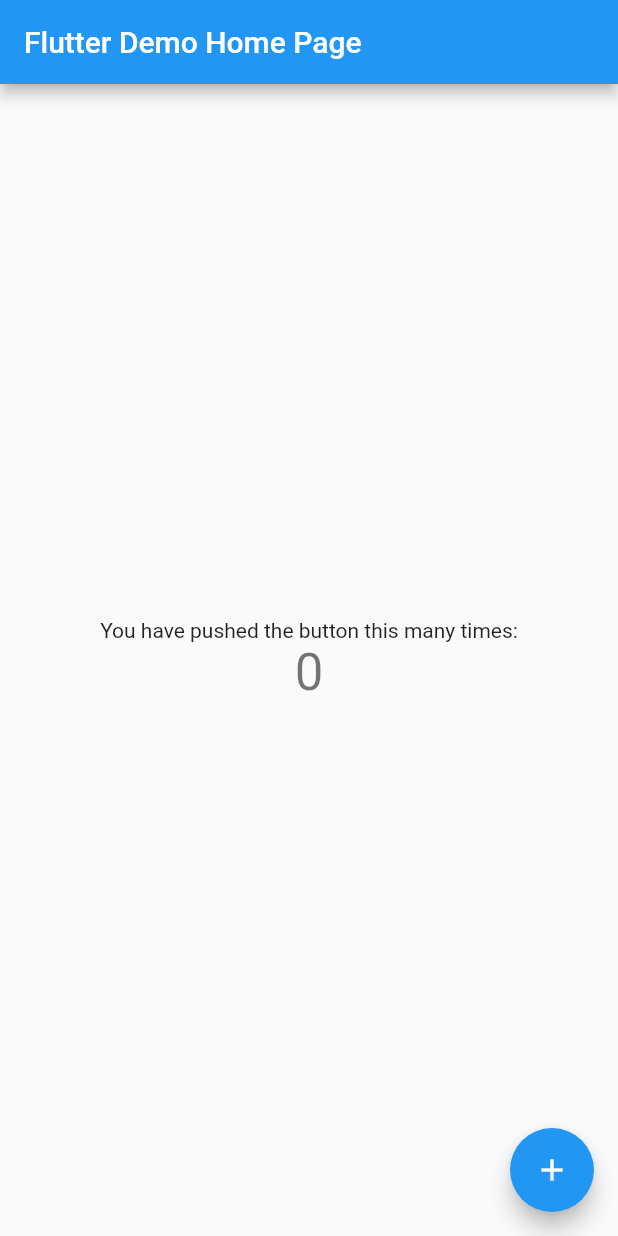
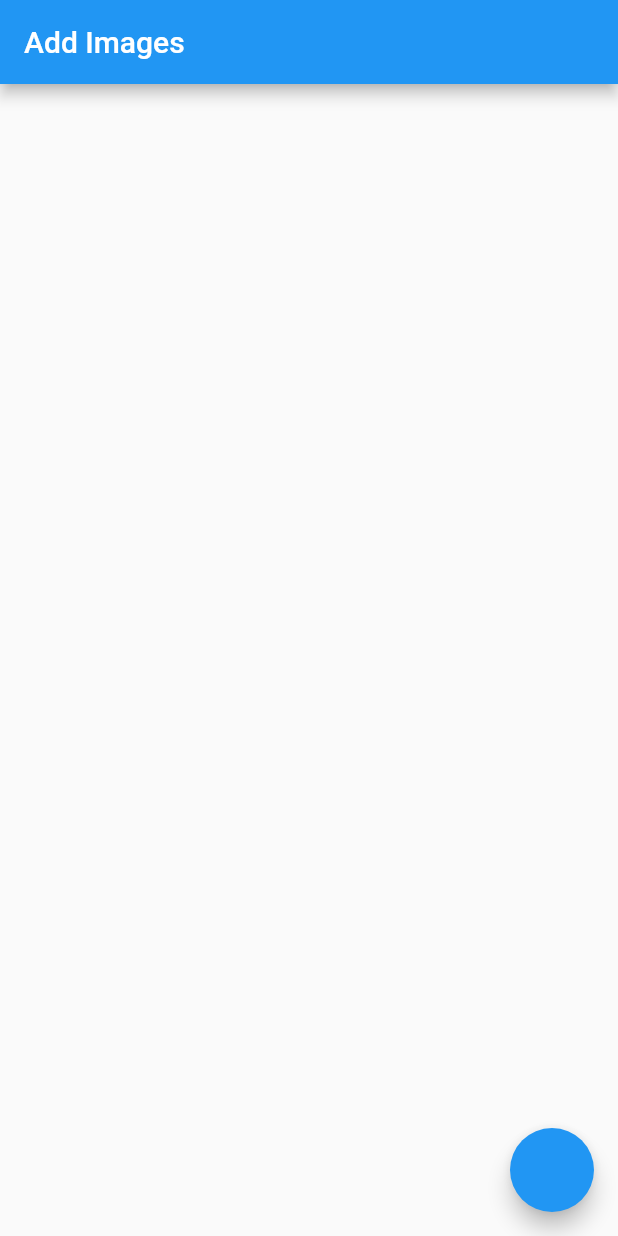
Before and after one commit to HossamMuhammedOmar/http_request, a Flutter app: the screen it shows after launch, on a phone screen of 412 x 824 dp. Run offline on Flutter 3.47's test engine with Material 2 defaults, Android fonts, the phone set to English and light mode, and no system bars.

Commit message:
finish screens

```diff
--- a/lib/main.dart
+++ b/lib/main.dart
@@ -1,117 +1,6 @@
 import 'package:flutter/material.dart';
+import 'src/app.dart';
 
 void main() {
   runApp(MyApp());
 }
-
-class MyApp extends StatelessWidget {
-  // This widget is the root of your application.
-  @override
-  Widget build(BuildContext context) {
-    return MaterialApp(
-      title: 'Flutter Demo',
-      theme: ThemeData(
-        // This is the theme of your application.
-        //
-        // Try running your application with "flutter run". You'll see the
-        // application has a blue toolbar. Then, without quitting the app, try
-        // changing the primarySwatch below to Colors.green and then invoke
-        // "hot reload" (press "r" in the console where you ran "flutter run",
-        // or simply save your changes to "hot reload" in a Flutter IDE).
-        // Notice that the counter didn't reset back to zero; the application
-        // is not restarted.
-        primarySwatch: Colors.blue,
-        // This makes the visual density adapt to the platform that you run
-        // the app on. For desktop platforms, the controls will be smaller and
-        // closer together (more dense) than on mobile platforms.
-        visualDensity: VisualDensity.adaptivePlatformDensity,
-      ),
-      home: MyHomePage(title: 'Flutter Demo Home Page'),
-    );
-  }
-}
-
-class MyHomePage extends StatefulWidget {
-  MyHomePage({Key key, this.title}) : super(key: key);
-
-  // This widget is the home page of your application. It is stateful, meaning
-  // that it has a State object (defined below) that contains fields that affect
-  // how it looks.
-
-  // This class is the configuration for the state. It holds the values (in this
-  // case the title) provided by the parent (in this case the App widget) and
-  // used by the build method of the State. Fields in a Widget subclass are
-  // always marked "final".
-
-  final String title;
-
-  @override
-  _MyHomePageState createState() => _MyHomePageState();
-}
-
-class _MyHomePageState extends State<MyHomePage> {
-  int _counter = 0;
-
-  void _incrementCounter() {
-    setState(() {
-      // This call to setState tells the Flutter framework that something has
-      // changed in this State, which causes it to rerun the build method below
-      // so that the display can reflect the updated values. If we changed
-      // _counter without calling setState(), then the build method would not be
-      // called again, and so nothing would appear to happen.
-      _counter++;
-    });
-  }
-
-  @override
-  Widget build(BuildContext context) {
-    // This method is rerun every time setState is called, for instance as done
-    // by the _incrementCounter method above.
-    //
-    // The Flutter framework has been optimized to make rerunning build methods
-    // fast, so that you can just rebuild anything that needs updating rather
-    // than having to individually change instances of widgets.
-    return Scaffold(
-      appBar: AppBar(
-        // Here we take the value from the MyHomePage object that was created by
-        // the App.build method, and use it to set our appbar title.
-        title: Text(widget.title),
-      ),
-      body: Center(
-        // Center is a layout widget. It takes a single child and positions it
-        // in the middle of the parent.
-        child: Column(
-          // Column is also a layout widget. It takes a list of children and
-          // arranges them vertically. By default, it sizes itself to fit its
-          // children horizontally, and tries to be as tall as its parent.
-          //
-          // Invoke "debug painting" (press "p" in the console, choose the
-          // "Toggle Debug Paint" action from the Flutter Inspector in Android
-          // Studio, or the "Toggle Debug Paint" command in Visual Studio Code)
-          // to see the wireframe for each widget.
-          //
-          // Column has various properties to control how it sizes itself and
-          // how it positions its children. Here we use mainAxisAlignment to
-          // center the children vertically; the main axis here is the vertical
-          // axis because Columns are vertical (the cross axis would be
-          // horizontal).
-          mainAxisAlignment: MainAxisAlignment.center,
-          children: <Widget>[
-            Text(
-              'You have pushed the button this many times:',
-            ),
-            Text(
-              '$_counter',
-              style: Theme.of(context).textTheme.headline4,
-            ),
-          ],
-        ),
-      ),
-      floatingActionButton: FloatingActionButton(
-        onPressed: _incrementCounter,
-        tooltip: 'Increment',
-        child: Icon(Icons.add),
-      ), // This trailing comma makes auto-formatting nicer for build methods.
-    );
-  }
-}
--- /dev/null
+++ b/lib/src/app.dart
@@ -0,0 +1,14 @@
+import 'package:flutter/material.dart';
+import 'screens/home_screen.dart';
+
+class MyApp extends StatelessWidget {
+  @override
+  Widget build(BuildContext context) {
+    return MaterialApp(
+      initialRoute: '/',
+      routes: {
+        '/': (BuildContext context) => HomeScreen(),
+      },
+    );
+  }
+}
--- /dev/null
+++ b/lib/src/screens/home_screen.dart
@@ -0,0 +1,47 @@
+import 'dart:convert';
+
+import 'package:flutter/material.dart';
+import 'package:http/http.dart' as http;
+
+class HomeScreen extends StatefulWidget {
+  @override
+  State<StatefulWidget> createState() {
+    return HomeSreenState();
+  }
+}
+
+class HomeSreenState extends State<HomeScreen> {
+  final List<String> imageList = [];
+
+  @override
+  Widget build(BuildContext context) {
+    return Scaffold(
+      appBar: AppBar(
+        title: Text('Add Images'),
+      ),
+      floatingActionButton: FloatingActionButton(
+        onPressed: _getImage,
+      ),
+      body: Center(
+        child: Container(
+          child: ListView.builder(
+            itemCount: imageList.length,
+            itemBuilder: (BuildContext context, int index) {
+              return _addImage(imageList[index]);
+            },
+          ),
+        ),
+      ),
+    );
+  }
+
+  Widget _addImage(String image) {
+    return Image.network(image);
+  }
+
+  _getImage() async {
+    final response =
+        await http.get('https://jsonplaceholder.typicode.com/photos/1');
+    final parsedJson = json.decode(response.body);
+  }
+}
--- a/pubspec.yaml
+++ b/pubspec.yaml
@@ -3,7 +3,7 @@ description: A new Flutter project.
 
 # The following line prevents the package from being accidentally published to
 # pub.dev using `pub publish`. This is preferred for private packages.
-publish_to: 'none' # Remove this line if you wish to publish to pub.dev
+publish_to: "none" # Remove this line if you wish to publish to pub.dev
 
 # The following defines the version and build number for your application.
 # A version number is three numbers separated by dots, like 1.2.43
@@ -24,10 +24,10 @@ dependencies:
   flutter:
     sdk: flutter
 
-
   # The following adds the Cupertino Icons font to your application.
   # Use with the CupertinoIcons class for iOS style icons.
   cupertino_icons: ^1.0.0
+  http: ^0.12.2
 
 dev_dependencies:
   flutter_test:
@@ -38,7 +38,6 @@ dev_dependencies:
 
 # The following section is specific to Flutter.
 flutter:
-
   # The following line ensures that the Material Icons font is
   # included with your application, so that you can use the icons in
   # the material Icons class.
```
Also changed, not shown: pubspec.lock, 2 other files.
